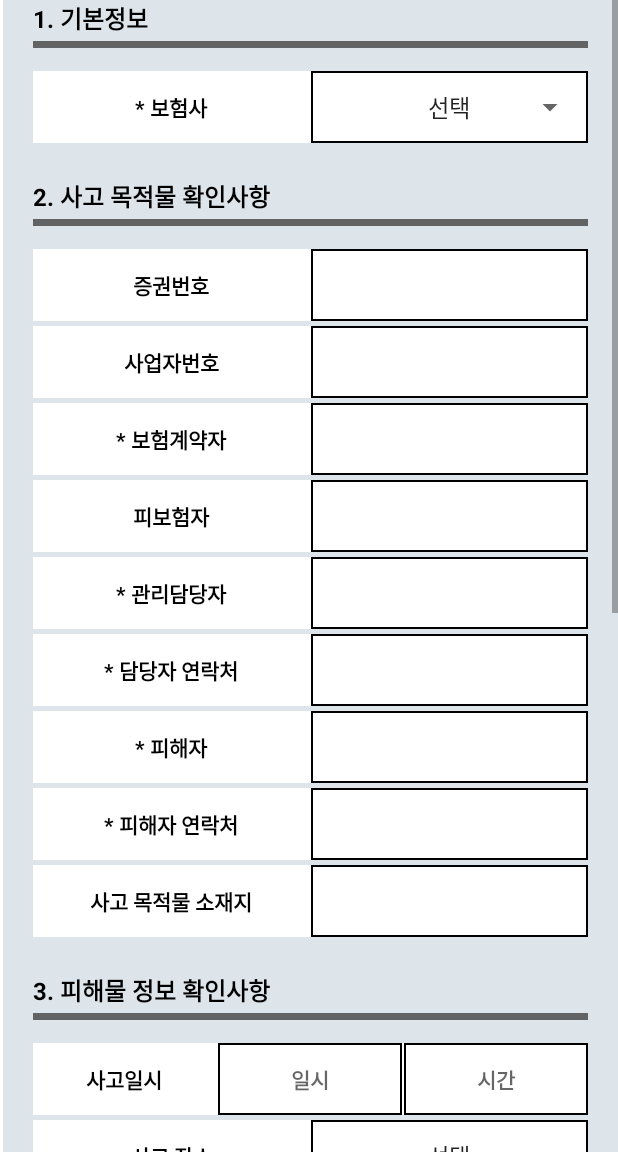
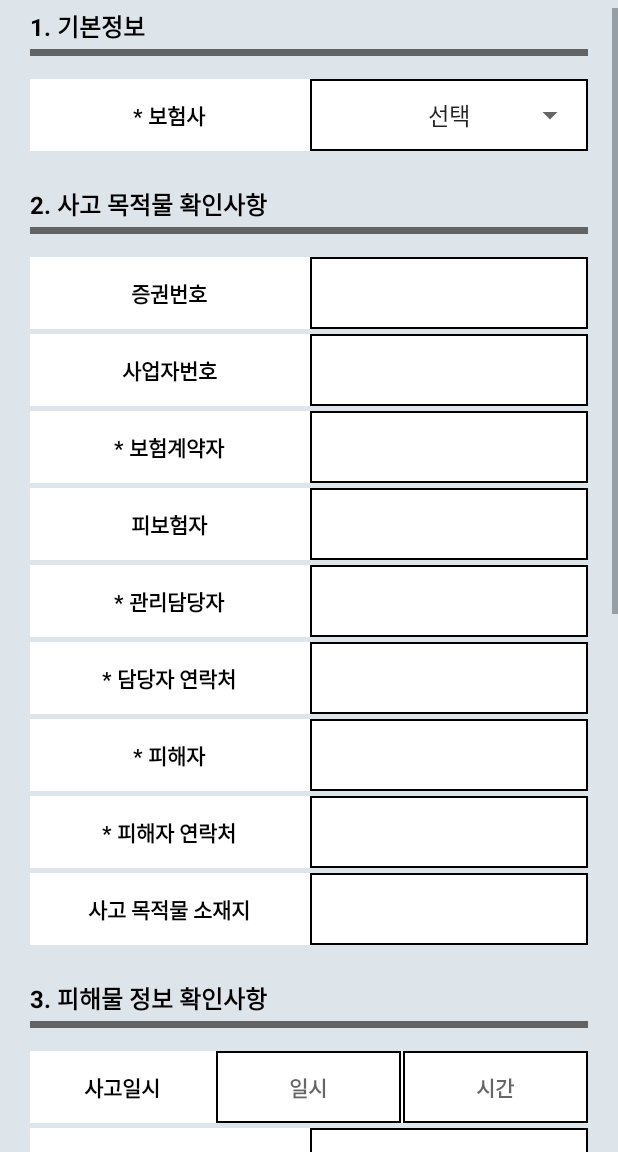
Before and after one commit to pu1et/easy, an Android app: the REGSurvey screen opened directly, with no data from a screen before it, on a phone screen of 412 x 824 dp, the part 84-1236 px from its top. Run offline under Robolectric (Android 15) with nearby library versions, the phone set to English and light mode, and no system bars; libraries missing offline, so code that uses them is left out: com.lakue.lakuepopupactivity; 7 statements that could not run were skipped.

Commit message:
modify regstep1

```diff
--- a/app/src/main/res/layout/activity_regstep1.xml
+++ b/app/src/main/res/layout/activity_regstep1.xml
@@ -33,8 +33,7 @@
         android:layout_height="match_parent"
         android:layout_alignParentStart="true"
         android:layout_alignParentLeft="true"
-        android:layout_marginStart="2dp"
-        android:layout_marginLeft="2dp"
+        android:paddingTop="5dp"
         android:background="#3C6F8FA5"
         android:layout_marginTop="?attr/actionBarSize">
 
```
